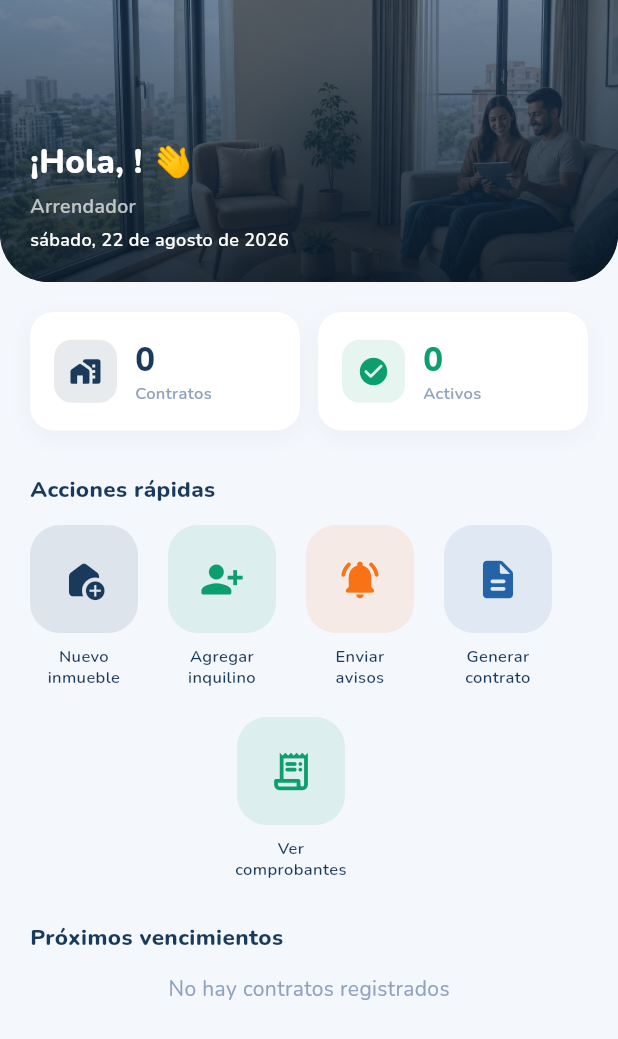
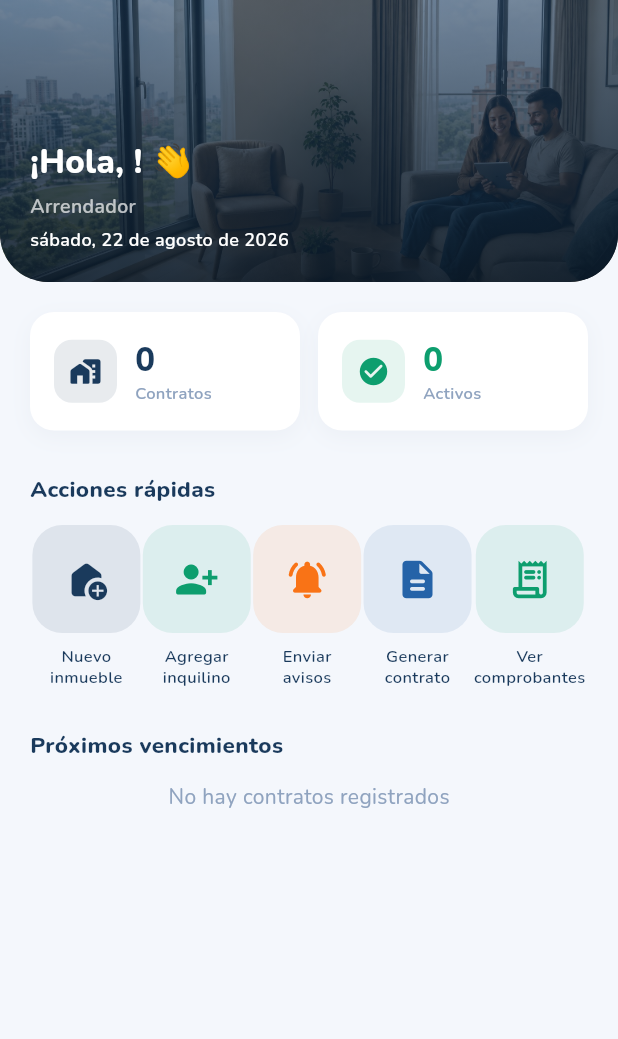
Before and after one commit to juangonzalezgar194-pixel/aldia, a Flutter app: the _DashboardArrendador widget shown alone on an empty page, opened directly with empty values, on a phone screen of 412 x 824 dp. Shown: the top 1039 px of the screen. Run offline on Flutter 3.47's test engine with Material 3 defaults, Android fonts, the phone set to English and light mode, and no system bars; our stand-ins replace file_picker, google_fonts, pdf, printing; network calls fail.

Commit message:
style: ajustar distribucion horizontal de iconos de acciones rapidas

```diff
--- a/lib/screens/dashboard_screen.dart
+++ b/lib/screens/dashboard_screen.dart
@@ -673,9 +673,10 @@ class _DashboardArrendadorState extends State<_DashboardArrendador> {
                 const SizedBox(height: 28),
                 _buildSeccionTitulo('Acciones rápidas'),
                 const SizedBox(height: 14),
-                Wrap(
-                  alignment: WrapAlignment.center,
-                  spacing: 20,
+                SizedBox(
+                  width: double.infinity,
+                  child: Wrap(
+                    alignment: WrapAlignment.spaceEvenly,
                     runSpacing: 20,
                     children: [
                       _AccionRapida(icono: Icons.add_home_rounded, label: 'Nuevo\ninmueble', color: AppColors.azulPrincipal, onTap: () => _mostrarFormularioInmueble(context)),
@@ -696,6 +697,7 @@ class _DashboardArrendadorState extends State<_DashboardArrendador> {
                         onTap: () => _mostrarSelectorComprobantes(context),
                       ),
                     ],
+                  ),
                 ),
                 const SizedBox(height: 28),
                 _buildSeccionTitulo('Próximos vencimientos'),
```
Lines whose indentation alone changed are shown as unchanged.
